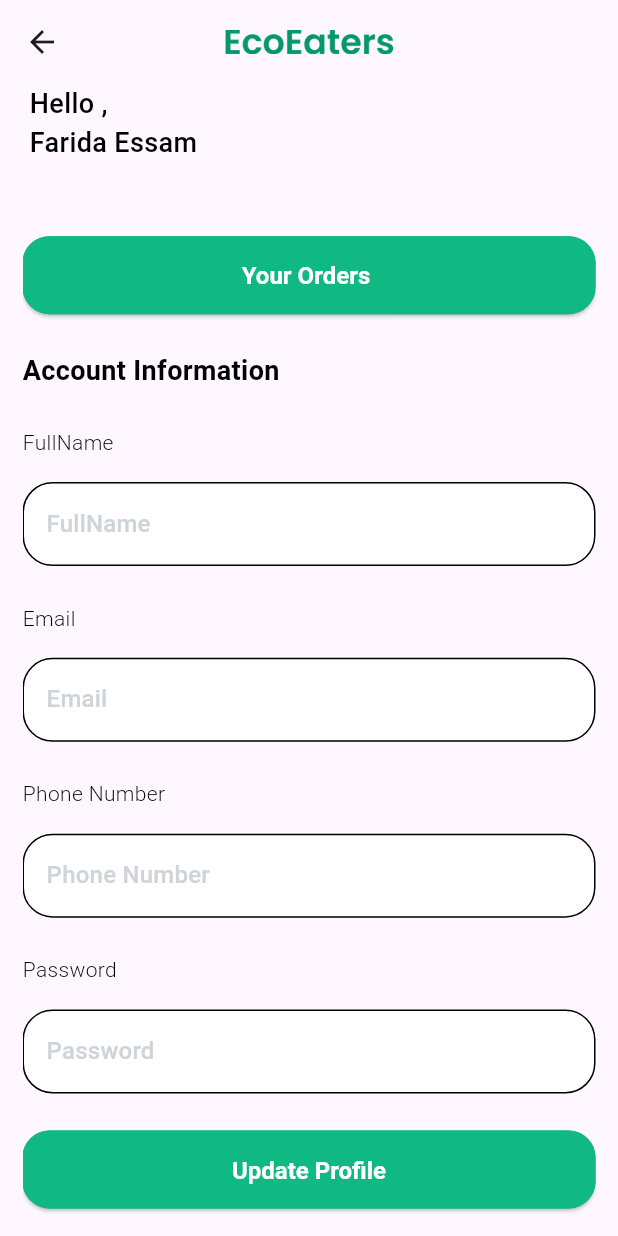
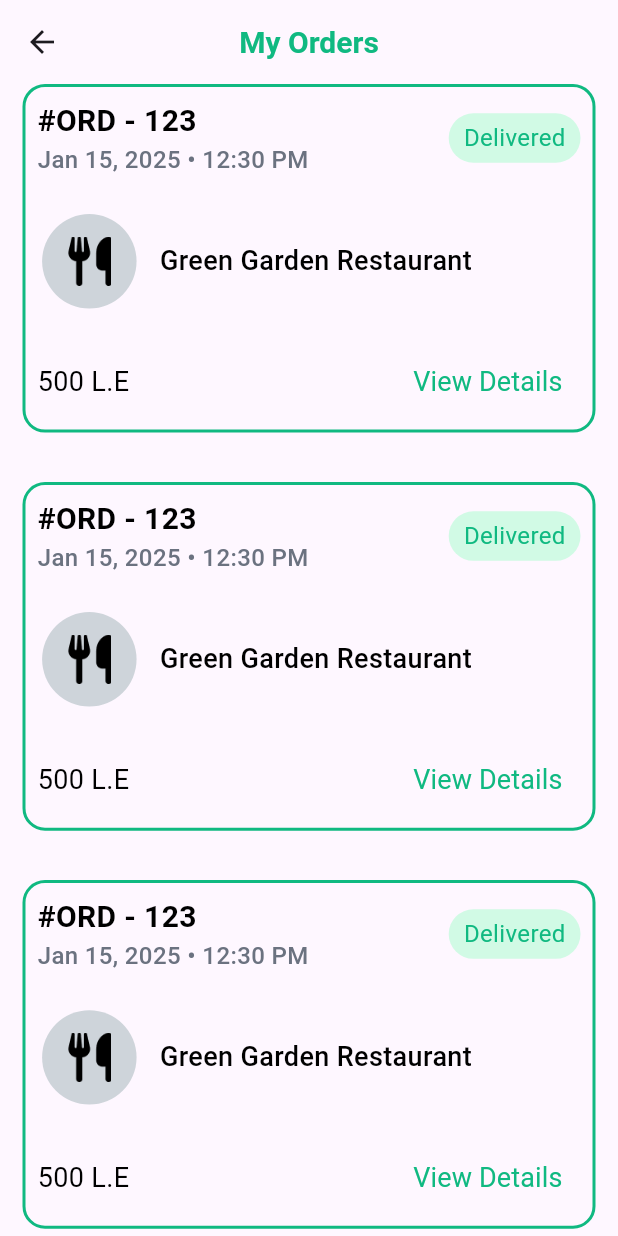
Before and after one commit to Faridaessam1/EcoEatersApp, a Flutter app: the ProfileTab screen opened directly, after a tap on "Your Orders", on a phone screen of 412 x 824 dp. Run offline on Flutter 3.47's test engine with Material 3 defaults, Android fonts, the phone set to English and light mode, and no system bars; our stand-ins replace bot_toast, flutter_easyloading.

Commit message:
*finish Customer orders page

```diff
--- a/lib/core/routes/app_routes.dart
+++ b/lib/core/routes/app_routes.dart
@@ -1,5 +1,6 @@
 
 import 'package:eco_eaters_app/core/routes/routes_name.dart';
+import 'package:eco_eaters_app/customer/orders/customer_order_screen.dart';
 import 'package:eco_eaters_app/customer/restaurantsFoodItems/restaurants_food_items.dart';
 import 'package:flutter/material.dart';
 
@@ -19,6 +20,10 @@ class AppRoutes{
         return MaterialPageRoute(
           builder: (context) => RestaurantFoodItem(),
           settings: settings,
+        );case RoutesName.customerOrdersScreen:
+        return MaterialPageRoute(
+          builder: (context) => CustomerOrderScreen(),
+          settings: settings,
         );
 
       default:
--- a/lib/core/routes/routes_name.dart
+++ b/lib/core/routes/routes_name.dart
@@ -2,4 +2,5 @@ class RoutesName{
 
   static const String customerHomeLayout = "customerHomeLayout";
   static const String restaurantFoodItem = "restaurantFoodItem";
+  static const String customerOrdersScreen = "customerOrdersScreen";
 }
--- /dev/null
+++ b/lib/customer/orders/customer_order_screen.dart
@@ -0,0 +1,38 @@
+import 'package:eco_eaters_app/core/constants/app_assets.dart';
+import 'package:eco_eaters_app/customer/orders/widgets/order_card_widget.dart';
+import 'package:flutter/material.dart';
+
+import '../../core/constants/app_colors.dart';
+
+class CustomerOrderScreen extends StatelessWidget {
+
+  @override
+  Widget build(BuildContext context) {
+    var height = MediaQuery.of(context).size.height;
+    var width = MediaQuery.of(context).size.width;
+    return Scaffold(
+      appBar: AppBar(
+        title: Text(
+          "My Orders",
+          style: TextStyle(
+            color: AppColors.primaryColor,
+            fontSize: 20,
+            fontWeight: FontWeight.w700,
+          ),
+        ),
+        centerTitle: true,
+      ),
+      body: Column(
+        children: [
+          Expanded(
+              child: ListView.separated(
+                  itemBuilder: (context, index) => OrderCardWidget(),
+                  separatorBuilder: (context, index) => SizedBox(height: height * 0.04,),
+                  itemCount: 4,
+              ),
+          ),
+        ],
+      ),
+    );
+  }
+}
--- /dev/null
+++ b/lib/customer/orders/widgets/order_card_widget.dart
@@ -0,0 +1,116 @@
+import 'package:flutter/material.dart';
+
+import '../../../core/constants/app_assets.dart';
+import '../../../core/constants/app_colors.dart';
+
+class OrderCardWidget extends StatelessWidget{
+  @override
+  Widget build(BuildContext context) {
+    var height = MediaQuery.of(context).size.height;
+    var width = MediaQuery.of(context).size.width;
+    return Padding(
+      padding: const EdgeInsets.symmetric(horizontal: 15),
+      child: Container(
+        decoration: BoxDecoration(
+          borderRadius: BorderRadius.circular(15),
+          border: Border.all(
+              width: 2,
+              color: AppColors.primaryColor
+          ),
+        ),
+        child: Padding(
+          padding: const EdgeInsets.all(8.0),
+          child: Column(
+            children: [
+              Row(
+                children: [
+                  Column(
+                    crossAxisAlignment: CrossAxisAlignment.start,
+                    children: [
+                      Text("#ORD - 123" ,
+                        style:TextStyle(
+                            fontWeight: FontWeight.w700,
+                            fontSize: 20,
+                            color: AppColors.black
+                        ),
+                      ),
+                      Text("Jan 15, 2025 • 12:30 PM",
+                        style:TextStyle(
+                            fontWeight: FontWeight.w500,
+                            fontSize: 16,
+                            color: AppColors.darkGrey
+                        ),
+                      ),
+                    ],
+                  ),
+                  Spacer(),
+                  Container(
+                    padding: EdgeInsets.symmetric(horizontal: 10 , vertical: 5),
+                    decoration: BoxDecoration(
+                      color: AppColors.lightMint,
+                      borderRadius: BorderRadius.circular(40),
+                    ),
+                    child:Text("Delivered",
+                      style:TextStyle(
+                          fontWeight: FontWeight.w400,
+                          fontSize: 16,
+                          color: AppColors.primaryColor
+                      ),),
+                  )
+                ],
+              ),
+              SizedBox(height: height * 0.03,),
+              Row(
+                children: [
+                  Container(
+                    padding: EdgeInsets.symmetric(horizontal: 20 , vertical: 15),
+                    decoration: BoxDecoration(
+                      shape: BoxShape.circle,
+                      color: AppColors.grey,
+                    ),
+                    child: Image.asset(AppAssets.restaurantsIcon , height: height*0.04,),
+                  ),
+                  SizedBox(width:  width * 0.03,),
+
+                  Text("Green Garden Restaurant",
+                    style:TextStyle(
+                        fontWeight: FontWeight.w500,
+                        fontSize: 18,
+                        color: AppColors.black
+                    ),
+                  )
+                ],
+              ),
+              SizedBox(height: height * 0.03,),
+              Row(
+                children: [
+                  Text("500 L.E",
+                    style:TextStyle(
+                        fontWeight: FontWeight.w400,
+                        fontSize: 18,
+                        color: AppColors.black
+                    ),
+                  ),
+                  Spacer(),
+                  TextButton(
+                    onPressed:(){},
+                    child:  Text("View Details",
+                      style:TextStyle(
+                        fontWeight: FontWeight.w400,
+                        fontSize: 18,
+                        color: AppColors.primaryColor,
+                      ),
+                    ),
+                  ),
+
+
+                ],
+              )
+            ],
+          ),
+        ),
+      ),
+    );
+  }
+
+}
--- a/lib/customer/profileTab/profile_tab.dart
+++ b/lib/customer/profileTab/profile_tab.dart
@@ -1,4 +1,5 @@
 import 'package:eco_eaters_app/core/constants/app_colors.dart';
+import 'package:eco_eaters_app/core/routes/routes_name.dart';
 import 'package:eco_eaters_app/core/widgets/custom_elevated_button.dart';
 import 'package:eco_eaters_app/core/widgets/custom_text_form_field.dart';
 import 'package:flutter/material.dart';
@@ -37,7 +38,9 @@ class ProfileTab extends StatelessWidget{
                 children: [
                   Expanded(
                     child: CustomElevatedButton(
-                      onPressed: (){print("");},
+                      onPressed: (){
+                        Navigator.pushNamed(context,RoutesName.customerOrdersScreen);
+                      },
                       text: "Your Orders ",
                       buttonColor: AppColors.primaryColor,
                       textColor: AppColors.white,
```
